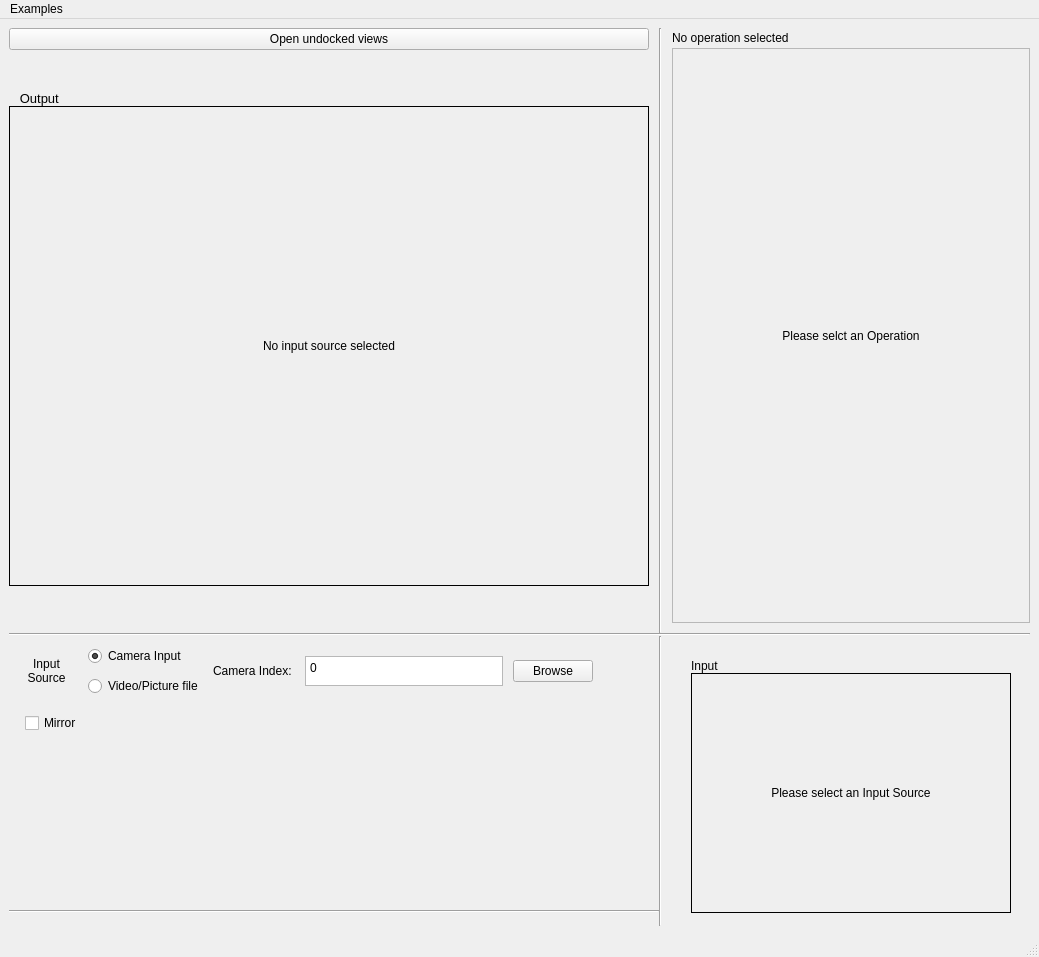
This is mainwindow.ui in JairajJangle/OpenCV-Catalogue as Qt 5 draws it before an edit. The edited form follows.
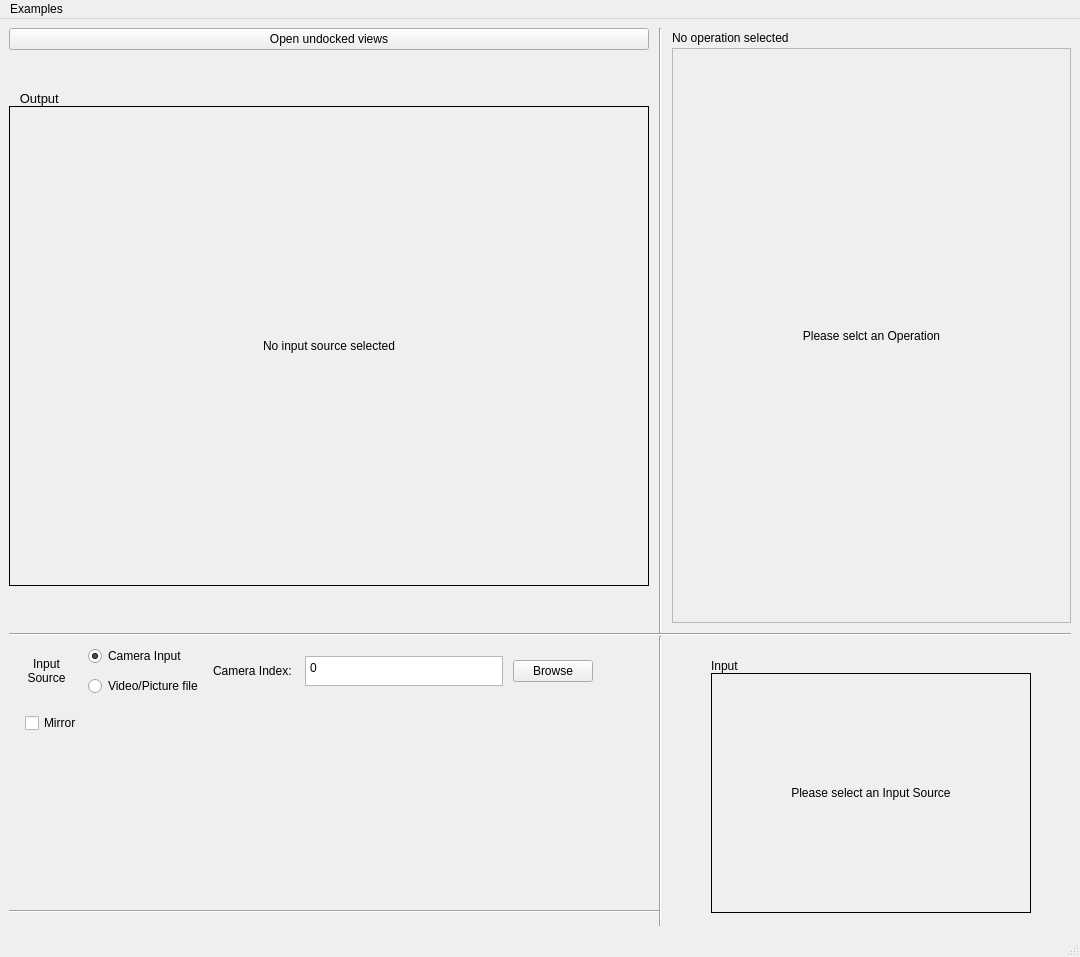
This is the edited form. Icons and pictures are not drawn. Custom widgets are drawn as their Qt base class.

Commit message: Increased application minimum width.

```diff
--- a/mainwindow.ui
+++ b/mainwindow.ui
@@ -6,10 +6,16 @@
    <rect>
     <x>0</x>
     <y>0</y>
-    <width>1039</width>
+    <width>1080</width>
     <height>957</height>
    </rect>
   </property>
+  <property name="minimumSize">
+   <size>
+    <width>1080</width>
+    <height>0</height>
+   </size>
+  </property>
   <property name="windowTitle">
    <string>MainWindow</string>
   </property>
@@ -366,7 +372,7 @@
               <rect>
                <x>0</x>
                <y>0</y>
-               <width>330</width>
+               <width>371</width>
                <height>524</height>
               </rect>
              </property>
@@ -673,7 +679,7 @@
     <rect>
      <x>0</x>
      <y>0</y>
-     <width>1039</width>
+     <width>1080</width>
      <height>26</height>
     </rect>
    </property>
```
